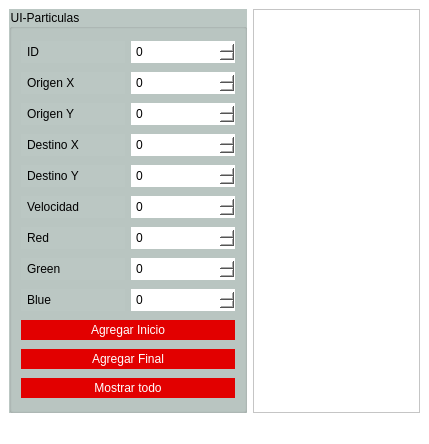
Old version of the form main_window.ui in the repository Tadeo-2404/UI-User-Interface.
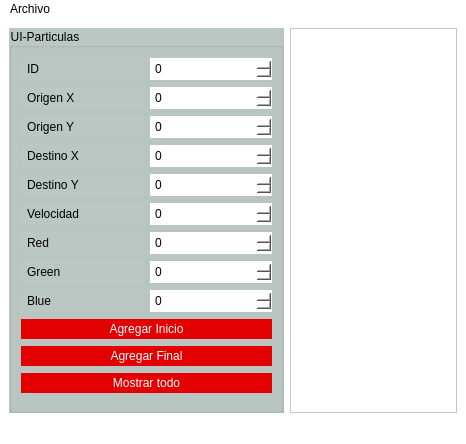
New version of the form.

Commit message: ·Agregando lectura y escritura de archivos JSON

```diff
--- a/main_window.ui
+++ b/main_window.ui
@@ -6,7 +6,7 @@
    <rect>
     <x>0</x>
     <y>0</y>
-    <width>429</width>
+    <width>466</width>
     <height>444</height>
    </rect>
   </property>
@@ -299,10 +299,18 @@
     <rect>
      <x>0</x>
      <y>0</y>
-     <width>429</width>
+     <width>466</width>
      <height>22</height>
     </rect>
    </property>
+   <widget class="QMenu" name="menuArchivo">
+    <property name="title">
+     <string>Archivo</string>
+    </property>
+    <addaction name="actionGuardar"/>
+    <addaction name="actionAbrir"/>
+   </widget>
+   <addaction name="menuArchivo"/>
   </widget>
   <widget class="QStatusBar" name="statusbar"/>
  </widget>
```
Left out of the diff: 10 changed lines with no effect on the pictures. The commit also changes 7 other files.
